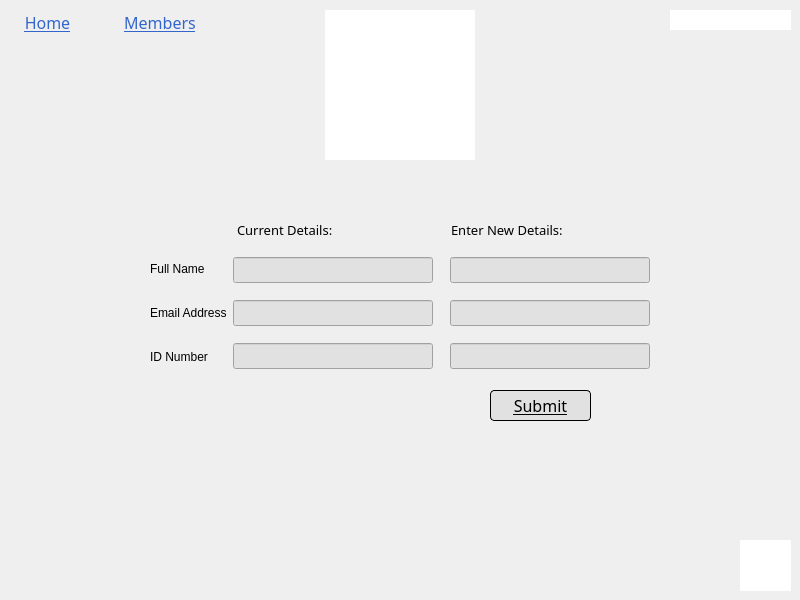
MrCooperGit/Assessment-2_Library-Management-System, file edit_member_screen.ui: the form before one commit.
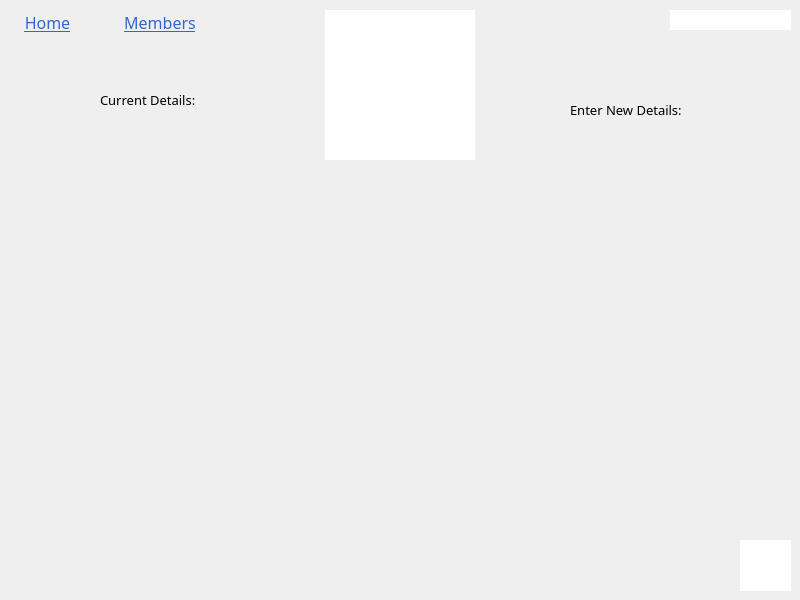
The form after the commit.

Commit message: minor changes before pull request

```diff
--- a/edit_member_screen.ui
+++ b/edit_member_screen.ui
@@ -53,8 +53,8 @@
   <widget class="QLabel" name="label">
    <property name="geometry">
     <rect>
-     <x>237</x>
-     <y>220</y>
+     <x>100</x>
+     <y>90</y>
      <width>101</width>
      <height>20</height>
     </rect>
@@ -122,34 +122,6 @@
     <bool>false</bool>
    </property>
   </widget>
-  <widget class="QPushButton" name="pushButton_submit">
-   <property name="geometry">
-    <rect>
-     <x>490</x>
-     <y>390</y>
-     <width>101</width>
-     <height>31</height>
-    </rect>
-   </property>
-   <property name="font">
-    <font>
-     <family>Italic Outline Art</family>
-     <pointsize>12</pointsize>
-     <underline>true</underline>
-    </font>
-   </property>
-   <property name="cursor">
-    <cursorShape>PointingHandCursor</cursorShape>
-   </property>
-   <property name="styleSheet">
-    <string notr="true">background: #E1E1E1;
-border: 1px solid #000000;
-border-radius: 4px;</string>
-   </property>
-   <property name="text">
-    <string>Submit</string>
-   </property>
-  </widget>
   <widget class="QPushButton" name="pushButton_members">
    <property name="geometry">
     <rect>
@@ -184,8 +156,8 @@
   <widget class="QLabel" name="label_2">
    <property name="geometry">
     <rect>
-     <x>451</x>
-     <y>220</y>
+     <x>570</x>
+     <y>100</y>
      <width>111</width>
      <height>20</height>
     </rect>
@@ -203,178 +175,6 @@
     <string>Enter New Details:</string>
    </property>
   </widget>
-  <widget class="QWidget" name="">
-   <property name="geometry">
-    <rect>
-     <x>150</x>
-     <y>250</y>
-     <width>500</width>
-     <height>126</height>
-    </rect>
-   </property>
-   <layout class="QHBoxLayout" name="horizontalLayout">
-    <item>
-     <layout class="QVBoxLayout" name="verticalLayout_3">
-      <item>
-       <widget class="QLabel" name="label_3">
-        <property name="text">
-         <string>Full Name</string>
-        </property>
-       </widget>
-      </item>
-      <item>
-       <widget class="QLabel" name="label_4">
-        <property name="text">
-         <string>Email Address</string>
-        </property>
-       </widget>
-      </item>
-      <item>
-       <widget class="QLabel" name="label_5">
-        <property name="text">
-         <string>ID Number</string>
-        </property>
-       </widget>
-      </item>
-     </layout>
-    </item>
-    <item>
-     <layout class="QVBoxLayout" name="verticalLayout">
-      <property name="spacing">
-       <number>10</number>
-      </property>
-      <item>
-       <widget class="QLineEdit" name="lineEdit_cName">
-        <property name="font">
-         <font>
-          <family>Italic Outline Art</family>
-          <pointsize>10</pointsize>
-         </font>
-        </property>
-        <property name="styleSheet">
-         <string notr="true">background: #E1E1E1;</string>
-        </property>
-        <property name="text">
-         <string/>
-        </property>
-       </widget>
-      </item>
-      <item>
-       <widget class="QLineEdit" name="lineEdit_cEmail">
-        <property name="minimumSize">
-         <size>
-          <width>200</width>
-          <height>0</height>
-         </size>
-        </property>
-        <property name="font">
-         <font>
-          <family>Italic Outline Art</family>
-          <pointsize>10</pointsize>
-         </font>
-        </property>
-        <property name="styleSheet">
-         <string notr="true">background: #E1E1E1;</string>
-        </property>
-        <property name="text">
-         <string/>
-        </property>
-       </widget>
-      </item>
-      <item>
-       <widget class="QLineEdit" name="lineEdit_cId">
-        <property name="font">
-         <font>
-          <family>Italic Outline Art</family>
-          <pointsize>10</pointsize>
-         </font>
-        </property>
-        <property name="styleSheet">
-         <string notr="true">background: #E1E1E1;</string>
-        </property>
-        <property name="text">
-         <string/>
-        </property>
-       </widget>
-      </item>
-     </layout>
-    </item>
-    <item>
-     <spacer name="horizontalSpacer">
-      <property name="orientation">
-       <enum>Qt::Horizontal</enum>
-      </property>
-      <property name="sizeHint" stdset="0">
-       <size>
-        <width>60</width>
-        <height>20</height>
-       </size>
-      </property>
-     </spacer>
-    </item>
-    <item>
-     <layout class="QVBoxLayout" name="verticalLayout_2">
-      <property name="spacing">
-       <number>10</number>
-      </property>
-      <item>
-       <widget class="QLineEdit" name="lineEdit_newName">
-        <property name="font">
-         <font>
-          <family>Italic Outline Art</family>
-          <pointsize>10</pointsize>
-         </font>
-        </property>
-        <property name="styleSheet">
-         <string notr="true">background: #E1E1E1;</string>
-        </property>
-        <property name="text">
-         <string/>
-        </property>
-       </widget>
-      </item>
-      <item>
-       <widget class="QLineEdit" name="lineEdit_newEmail">
-        <property name="minimumSize">
-         <size>
-          <width>200</width>
-          <height>0</height>
-         </size>
-        </property>
-        <property name="font">
-         <font>
-          <family>Italic Outline Art</family>
-          <pointsize>10</pointsize>
-         </font>
-        </property>
-        <property name="styleSheet">
-         <string notr="true">background: #E1E1E1;</string>
-        </property>
-        <property name="text">
-         <string/>
-        </property>
-       </widget>
-      </item>
-      <item>
-       <widget class="QLineEdit" name="lineEdit_newId">
-        <property name="font">
-         <font>
-          <family>Italic Outline Art</family>
-          <pointsize>10</pointsize>
-         </font>
-        </property>
-        <property name="styleSheet">
-         <string notr="true">background: #E1E1E1;</string>
-        </property>
-        <property name="text">
-         <string/>
-        </property>
-       </widget>
-      </item>
-     </layout>
-    </item>
-   </layout>
-  </widget>
  </widget>
  <resources/>
  <connections/>
```
The commit also changes 1 other file.
